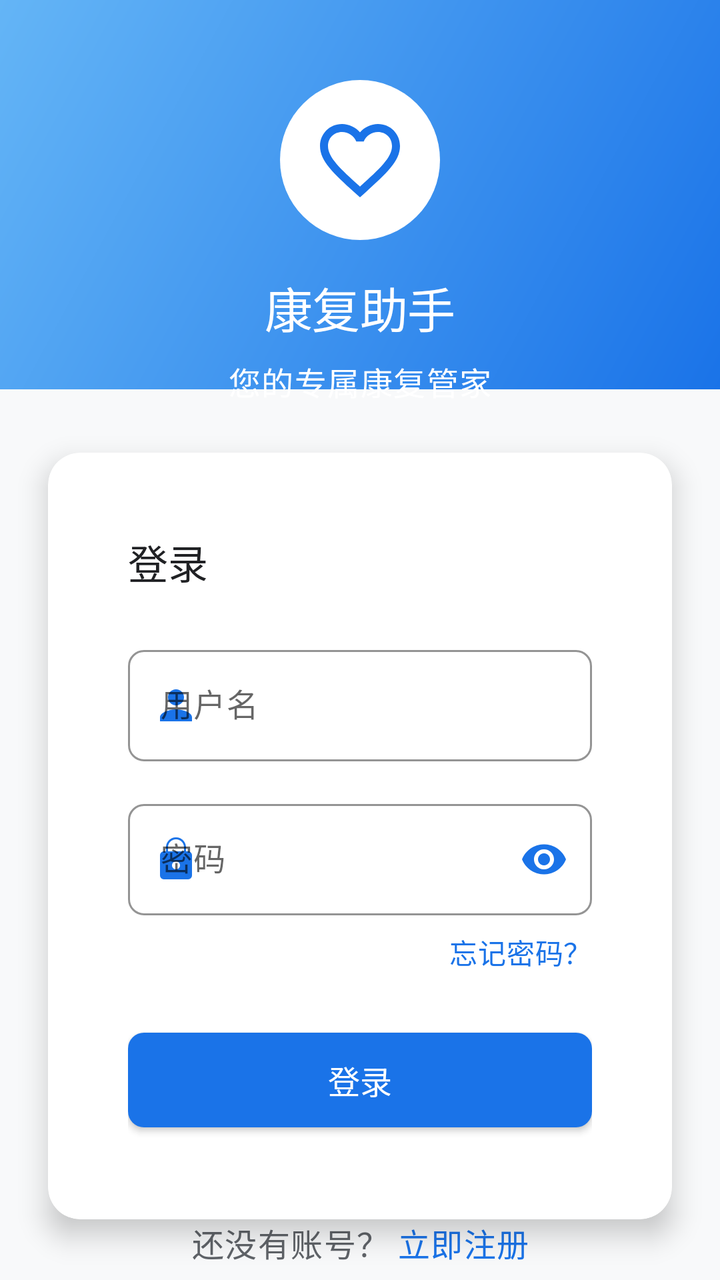
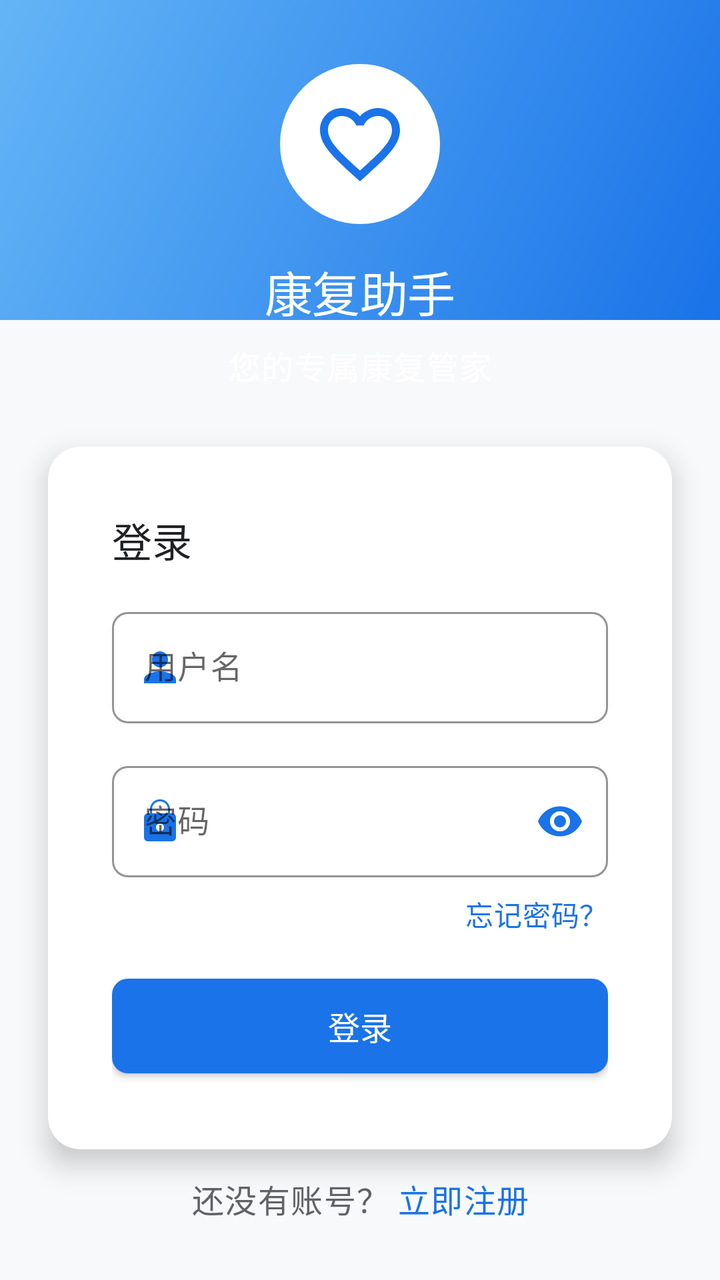

Compare the two renders of this Android layout. The source of the first and the diff that turns it into the second are given below.
<!-- AndroidManifest.xml: activity theme Theme.MyApplication.NoActionBar -->
<!-- res/layout/activity_login.xml -->
<?xml version="1.0" encoding="utf-8"?>
<androidx.core.widget.NestedScrollView
    xmlns:android="http://schemas.android.com/apk/res/android"
    xmlns:app="http://schemas.android.com/apk/res-auto"
    xmlns:tools="http://schemas.android.com/tools"
    android:layout_width="match_parent"
    android:layout_height="match_parent"
    android:background="@color/colorBackground"
    android:fillViewport="true"
    android:overScrollMode="never"
    tools:context=".ui.auth.LoginActivity">

    <androidx.constraintlayout.widget.ConstraintLayout
        android:layout_width="match_parent"
        android:layout_height="wrap_content">

    
    <View
        android:id="@+id/view_header_bg"
        android:layout_width="match_parent"
        android:layout_height="0dp"
        android:background="@drawable/bg_gradient_primary"
        app:layout_constraintBottom_toBottomOf="@id/tv_slogan"
        app:layout_constraintHeight_percent="0.3"
        app:layout_constraintTop_toTopOf="parent"
        app:layout_constraintVertical_bias="0" />

    
    <ImageView
        android:id="@+id/iv_logo"
        android:layout_width="80dp"
        android:layout_height="80dp"
        android:layout_marginTop="40dp"
        android:background="@drawable/circle_bg_lee"
        android:padding="16dp"
        android:src="@drawable/ic_health"
        android:transitionName="app_logo"
        app:layout_constraintEnd_toEndOf="parent"
        app:layout_constraintStart_toStartOf="parent"
        app:layout_constraintTop_toTopOf="parent"
        app:tint="@color/colorPrimary" />

    
    <TextView
        android:id="@+id/tv_app_name"
        android:layout_width="wrap_content"
        android:layout_height="wrap_content"
        android:layout_marginTop="16dp"
        android:text="@string/app_name"
        android:textAppearance="@style/TextAppearance.MyApplication.Headline2"
        android:textColor="@color/colorWhite"
        app:layout_constraintEnd_toEndOf="parent"
        app:layout_constraintStart_toStartOf="parent"
        app:layout_constraintTop_toBottomOf="@+id/iv_logo" />

    
    <TextView
        android:id="@+id/tv_slogan"
        android:layout_width="wrap_content"
        android:layout_height="wrap_content"
        android:layout_marginTop="8dp"
        android:text="您的专属康复管家"
        android:textAppearance="@style/TextAppearance.MyApplication.Body1"
        android:textColor="@color/colorWhite"
        app:layout_constraintEnd_toEndOf="parent"
        app:layout_constraintStart_toStartOf="parent"
        app:layout_constraintTop_toBottomOf="@+id/tv_app_name" />

    
    <androidx.cardview.widget.CardView
        android:id="@+id/card_login_form"
        android:layout_width="match_parent"
        android:layout_height="wrap_content"
        android:layout_marginStart="24dp"
        android:layout_marginTop="24dp"
        android:layout_marginEnd="24dp"
        app:cardBackgroundColor="@color/colorSurface"
        app:cardCornerRadius="16dp"
        app:cardElevation="8dp"
        app:layout_constraintEnd_toEndOf="parent"
        app:layout_constraintStart_toStartOf="parent"
        app:layout_constraintTop_toBottomOf="@+id/tv_slogan"
        app:layout_constraintBottom_toTopOf="@id/layout_register">

        <LinearLayout
            android:layout_width="match_parent"
            android:layout_height="wrap_content"
            android:orientation="vertical"
            android:padding="24dp">

            
            <TextView
                android:layout_width="wrap_content"
                android:layout_height="wrap_content"
                android:layout_marginBottom="24dp"
                android:text="@string/login"
                android:textAppearance="@style/TextAppearance.MyApplication.Headline3"
                android:textColor="@color/colorTextPrimary" />

            
            <com.google.android.material.textfield.TextInputLayout
                android:id="@+id/til_username"
                style="@style/Widget.MyApplication.TextInputLayout"
                android:layout_width="match_parent"
                android:layout_height="wrap_content"
                android:hint="@string/username"
                app:startIconDrawable="@drawable/ic_person"
                app:startIconTint="@color/colorPrimary">

                <com.google.android.material.textfield.TextInputEditText
                    android:id="@+id/et_username"
                    android:layout_width="match_parent"
                    android:layout_height="wrap_content"
                    android:inputType="text"
                    android:maxLines="1"
                    android:textAppearance="@style/TextAppearance.MyApplication.Body1" />
            </com.google.android.material.textfield.TextInputLayout>

            
            <com.google.android.material.textfield.TextInputLayout
                android:id="@+id/til_password"
                style="@style/Widget.MyApplication.TextInputLayout"
                android:layout_width="match_parent"
                android:layout_height="wrap_content"
                android:layout_marginTop="16dp"
                android:hint="@string/password"
                app:endIconMode="password_toggle"
                app:endIconTint="@color/colorPrimary"
                app:startIconDrawable="@drawable/ic_lock"
                app:startIconTint="@color/colorPrimary">

                <com.google.android.material.textfield.TextInputEditText
                    android:id="@+id/et_password"
                    android:layout_width="match_parent"
                    android:layout_height="wrap_content"
                    android:inputType="textPassword"
                    android:maxLines="1"
                    android:textAppearance="@style/TextAppearance.MyApplication.Body1" />
            </com.google.android.material.textfield.TextInputLayout>

            
            <TextView
                android:id="@+id/tv_forgot_password"
                android:layout_width="wrap_content"
                android:layout_height="wrap_content"
                android:layout_gravity="end"
                android:layout_marginTop="8dp"
                android:text="@string/forgot_password"
                android:textAppearance="@style/TextAppearance.MyApplication.Body2"
                android:textColor="@color/colorPrimary" />

            
            <com.google.android.material.button.MaterialButton
                android:id="@+id/btn_login"
                style="@style/Widget.MyApplication.Button"
                android:layout_width="match_parent"
                android:layout_height="wrap_content"
                android:layout_marginTop="24dp"
                android:text="@string/login"
                app:cornerRadius="8dp" />
        </LinearLayout>
    </androidx.cardview.widget.CardView>

    
    <LinearLayout
        android:id="@+id/layout_register"
        android:layout_width="wrap_content"
        android:layout_height="wrap_content"
        android:layout_marginBottom="16dp"
        android:gravity="center"
        android:orientation="horizontal"
        app:layout_constraintBottom_toBottomOf="parent"
        app:layout_constraintEnd_toEndOf="parent"
        app:layout_constraintStart_toStartOf="parent"
        app:layout_constraintTop_toBottomOf="@+id/card_login_form">

        <TextView
            android:layout_width="wrap_content"
            android:layout_height="wrap_content"
            android:text="@string/no_account"
            android:textAppearance="@style/TextAppearance.MyApplication.Body1"
            android:textColor="@color/colorTextSecondary" />

        <TextView
            android:id="@+id/tv_register"
            android:layout_width="wrap_content"
            android:layout_height="wrap_content"
            android:layout_marginStart="4dp"
            android:text="@string/register_now"
            android:textAppearance="@style/TextAppearance.MyApplication.Body1"
            android:textColor="@color/colorPrimary" />
    </LinearLayout>

</androidx.constraintlayout.widget.ConstraintLayout>
</androidx.core.widget.NestedScrollView>
<!-- resources referenced by this layout -->
<resources>
  <color name="colorBackground">#F8F9FA</color>
  <color name="colorPrimary">#1A73E8</color>
  <color name="colorSurface">#FFFFFF</color>
  <color name="colorTextPrimary">#202124</color>
  <color name="colorTextSecondary">#5F6368</color>
  <color name="colorWhite">#FFFFFF</color>
  <!-- drawable bg_gradient_primary (drawable) -->
  <?xml version="1.0" encoding="utf-8"?>
  <shape xmlns:android="http://schemas.android.com/apk/res/android">
      <gradient
          android:angle="135"
          android:endColor="@color/colorPrimaryLight"
          android:startColor="@color/colorPrimary"
          android:type="linear" />
  </shape>
  <!-- drawable circle_bg_lee (drawable) -->
  <?xml version="1.0" encoding="utf-8"?>
  <shape xmlns:android="http://schemas.android.com/apk/res/android"
      android:shape="oval">
      <solid android:color="@color/white" />
  </shape>
  <!-- drawable ic_person (drawable) -->
  <?xml version="1.0" encoding="utf-8"?>
  <vector xmlns:android="http://schemas.android.com/apk/res/android"
      android:width="24dp"
      android:height="24dp"
      android:viewportWidth="24.0"
      android:viewportHeight="24.0">
      <path
          android:fillColor="#FF000000"
          android:pathData="M12,12c2.21,0 4,-1.79 4,-4s-1.79,-4 -4,-4 -4,1.79 -4,4 1.79,4 4,4zM12,14c-2.67,0 -8,1.34 -8,4v2h16v-2c0,-2.66 -5.33,-4 -8,-4z"/>
  </vector>
  <string name="app_name">康复助手</string>
  <string name="forgot_password">忘记密码？</string>
  <string name="login">登录</string>
  <string name="no_account">还没有账号？</string>
  <string name="password">密码</string>
  <string name="register_now">立即注册</string>
  <string name="username">用户名</string>
  <style name="TextAppearance.MyApplication.Body1" parent="TextAppearance.MaterialComponents.Body1">
          
          <item name="android:textSize">16sp</item>
          <item name="android:textColor">@color/colorTextPrimary</item>
      </style>
  <style name="TextAppearance.MyApplication.Body2" parent="TextAppearance.MaterialComponents.Body2">
          
          <item name="android:textSize">14sp</item>
          <item name="android:textColor">@color/colorTextSecondary</item>
      </style>
  <style name="TextAppearance.MyApplication.Headline2" parent="TextAppearance.MaterialComponents.Headline2">
          
          <item name="android:textSize">24sp</item>
          <item name="android:textColor">@color/colorTextPrimary</item>
      </style>
  <style name="TextAppearance.MyApplication.Headline3" parent="TextAppearance.MaterialComponents.Headline3">
          
          <item name="android:textSize">20sp</item>
          <item name="android:textColor">@color/colorTextPrimary</item>
      </style>
  <style name="Theme.MyApplication.NoActionBar" parent="Theme.MyApplication">
          <item name="windowActionBar">false</item>
          <item name="windowNoTitle">true</item>
      </style>
  <color name="colorPrimaryLight">#64B5F6</color>
  <color name="white">#FFFFFFFF</color>
  <color name="colorError">#DB4437</color>
  <color name="colorPrimaryDark">#0D47A1</color>
  <color name="colorAccent">#00BFA5</color>
  <color name="colorAccentLight">#5DF2D6</color>
  <color name="colorBlack">#000000</color>
  <style name="Widget.MyApplication.CardView" parent="Widget.MaterialComponents.CardView">
          <item name="cardBackgroundColor">@color/colorCardBackground</item>
          <item name="cardCornerRadius">12dp</item>
          <item name="cardElevation">4dp</item>
          <item name="contentPadding">16dp</item>
          <item name="android:layout_margin">8dp</item>
      </style>
  <style name="Widget.MyApplication.BottomNavigationView" parent="Widget.MaterialComponents.BottomNavigationView">
          <item name="itemIconTint">@color/bottom_nav_item_color</item>
          <item name="itemTextColor">@color/bottom_nav_item_color</item>
          <item name="itemRippleColor">@color/colorPrimaryLight</item>
          <item name="elevation">8dp</item>
          <item name="labelVisibilityMode">labeled</item>
      </style>
  <color name="colorCardBackground">#FFFFFF</color>
  <!-- unchanged entries left out for length: 5 -->
</resources>

<!-- the commit's change to res/layout/activity_login.xml (unified diff, before → after) -->
@@ -21,7 +21,7 @@
         android:layout_height="0dp"
         android:background="@drawable/bg_gradient_primary"
         app:layout_constraintBottom_toBottomOf="@id/tv_slogan"
-        app:layout_constraintHeight_percent="0.3"
+        app:layout_constraintHeight_percent="0.25"
         app:layout_constraintTop_toTopOf="parent"
         app:layout_constraintVertical_bias="0" />
 
@@ -30,7 +30,7 @@
         android:id="@+id/iv_logo"
         android:layout_width="80dp"
         android:layout_height="80dp"
-        android:layout_marginTop="40dp"
+        android:layout_marginTop="32dp"
         android:background="@drawable/circle_bg_lee"
         android:padding="16dp"
         android:src="@drawable/ic_health"
@@ -72,7 +72,7 @@
         android:layout_width="match_parent"
         android:layout_height="wrap_content"
         android:layout_marginStart="24dp"
-        android:layout_marginTop="24dp"
+        android:layout_marginTop="16dp"
         android:layout_marginEnd="24dp"
         app:cardBackgroundColor="@color/colorSurface"
         app:cardCornerRadius="16dp"
@@ -86,13 +86,13 @@
             android:layout_width="match_parent"
             android:layout_height="wrap_content"
             android:orientation="vertical"
-            android:padding="24dp">
+            android:padding="16dp">
 
             
             <TextView
                 android:layout_width="wrap_content"
                 android:layout_height="wrap_content"
-                android:layout_marginBottom="24dp"
+                android:layout_marginBottom="16dp"
                 android:text="@string/login"
                 android:textAppearance="@style/TextAppearance.MyApplication.Headline3"
                 android:textColor="@color/colorTextPrimary" />
@@ -155,7 +155,7 @@
                 style="@style/Widget.MyApplication.Button"
                 android:layout_width="match_parent"
                 android:layout_height="wrap_content"
-                android:layout_marginTop="24dp"
+                android:layout_marginTop="16dp"
                 android:text="@string/login"
                 app:cornerRadius="8dp" />
         </LinearLayout>
